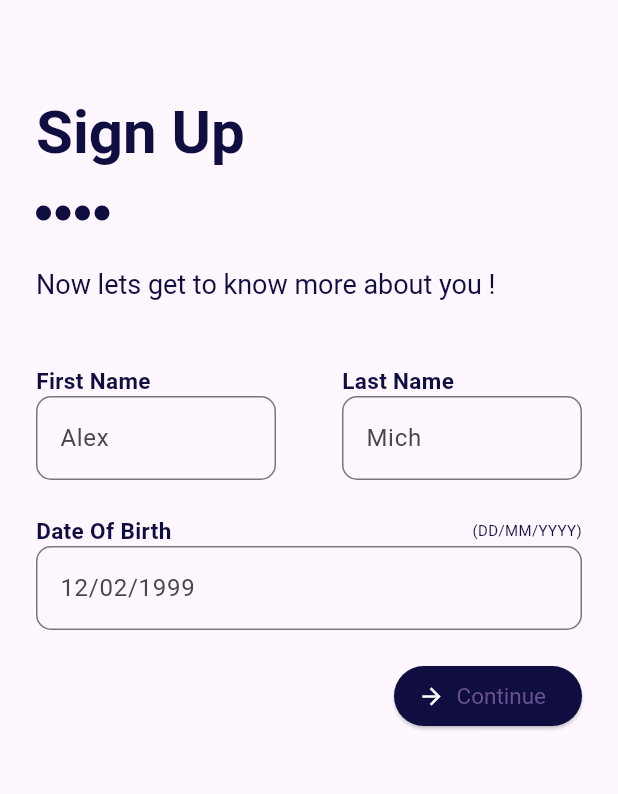
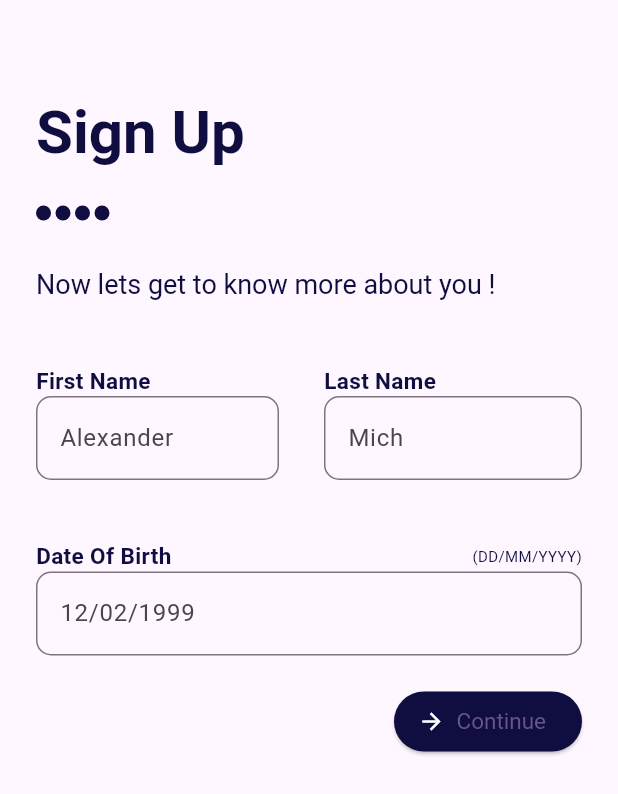
Before and after one commit to Rina-ui/MyWallet, a Flutter app: the Sign screen opened directly, on a phone screen of 412 x 824 dp. Shown: the top 794 px of the screen. Run offline on Flutter 3.47's test engine with Material 3 defaults, Android fonts, the phone set to English and light mode, and no system bars; our stand-ins replace pin_code_fields; Roboto replaces fonts that are missing (Poppins).

```diff
--- a/lib/first_part/First.dart
+++ b/lib/first_part/First.dart
@@ -14,7 +14,7 @@ class _FirstState extends State<First> {
   void initState() {
     super.initState();
 
-    Future.delayed(Duration(seconds: 3), () {
+    Future.delayed(Duration(seconds: 5), () {
       Navigator.push(
         context,
         MaterialPageRoute(builder: (context) => Second()),
--- a/lib/first_part/Signup2.dart
+++ b/lib/first_part/Signup2.dart
@@ -88,52 +88,50 @@ class _SignState extends State<Sign> {
 
             SizedBox(height: 40,),
             Row(
-              mainAxisAlignment: MainAxisAlignment.spaceBetween,
+              children: [
+                Expanded(
+                  child: Padding(
+                    padding: const EdgeInsets.only(right: 20),
+                    child: Column(
+                      mainAxisSize: MainAxisSize.min,
                       children: [
                         Container(
-                  height: 60,
-                  width: 160,
-                  child: Column(
-                    children: [
-                      Row(
-                        children: [
-                          Text('First Name',
+                          alignment: Alignment.topLeft,
+                          child: Text('First Name',
                             style: TextStyle(
                               fontFamily: 'Poppins',
                               fontWeight: FontWeight.bold,
                               fontSize: 15,
                               color: Color(0xFF100D40),
                             ),
-                          )
-                        ],
+                          ),
                         ),
                         TextField(
                           decoration: InputDecoration(
-                          hintText: 'Alex',
+                            hintText: 'Alexander',
                             border: OutlineInputBorder(
                                 borderRadius: BorderRadius.circular(10)
                             ),
                           ),
-                      )
-                    ],
-                  )
+                        )],
                     ),
-                Container(
-                    height: 60,
-                    width: 160,
+                  ),
+                ),
+                Expanded(
+                  child: Padding(
+                    padding: const EdgeInsets.only(left: 10),
                     child: Column(
+                      mainAxisSize: MainAxisSize.min,
                       children: [
-                        Row(
-                          children: [
-                            Text('Last Name',
+                        Container(alignment: Alignment.topLeft,
+                          child: Text('Last Name',
                             style: TextStyle(
                               fontFamily: 'Poppins',
                               fontWeight: FontWeight.bold,
                               fontSize: 15,
                               color: Color(0xFF100D40),
                             ),
-                            )
-                          ],
+                          ),
                         ),
                         TextField(
                           decoration: InputDecoration(
@@ -142,14 +140,15 @@ class _SignState extends State<Sign> {
                                 borderRadius: BorderRadius.circular(10)
                             ),
                           ),
-                        )
-                      ],
-                    )
+                        )],
+                    ),
+                  ),
                 ),
               ],
             ),
             SizedBox(height: 40,),
             Row(
+              mainAxisAlignment: MainAxisAlignment.spaceBetween,
               children: [
                 Text('Date Of Birth',
                   style: TextStyle(
@@ -159,7 +158,7 @@ class _SignState extends State<Sign> {
                     color: Color(0xFF100D40),
                   ),
                 ),
-                Spacer(),
+
                 Text('(DD/MM/YYYY)',
                   style: TextStyle(
                     fontFamily: 'Poppins',
@@ -181,8 +180,8 @@ class _SignState extends State<Sign> {
 
             SizedBox(height: 20,),
             Row(
+              mainAxisAlignment: MainAxisAlignment.end,
               children: [
-                Spacer(),
                 ElevatedButton.icon(
                     onPressed: () {
                       Navigator.push(
@@ -201,10 +200,11 @@ class _SignState extends State<Sign> {
                           color: Colors.white,
                         )
                     )
-                )
+                ),
 
               ],
             ),
+
           ],
         ),
       ),
```
Lines whose indentation alone changed are shown as unchanged.
